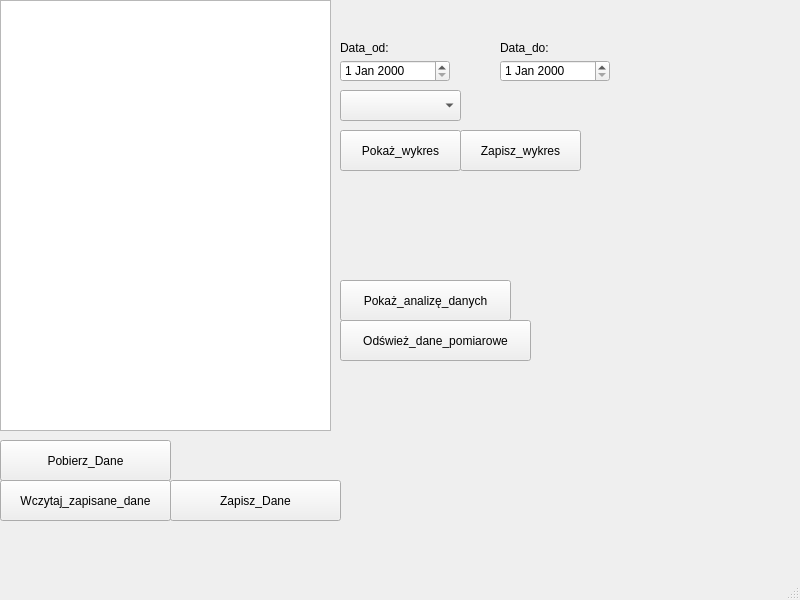
Old version of the form mainwindow.ui in the repository wersix/ProjrektJPO.
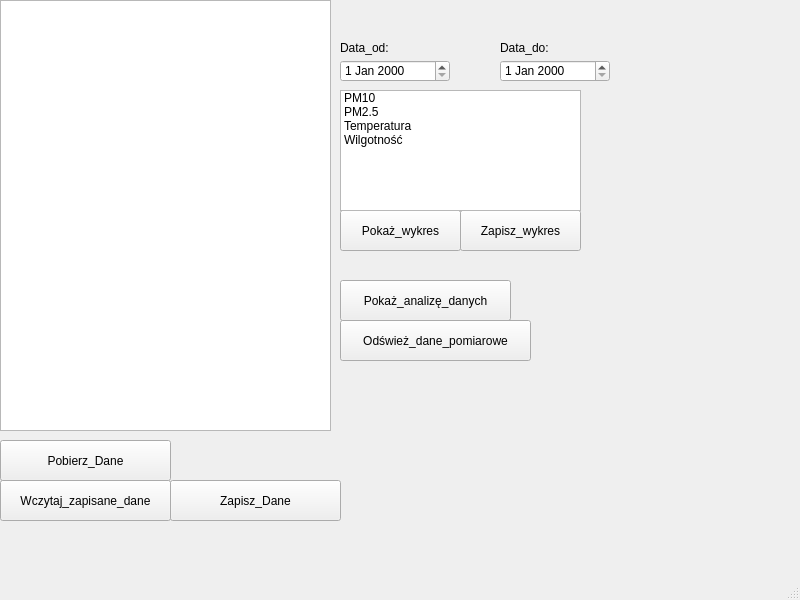
New version of the form.

Commit message: 1 próba używania ListWidgets

The edit to the form file:
```diff
--- a/mainwindow.ui
+++ b/mainwindow.ui
@@ -50,21 +50,11 @@
      <string>Wczytaj_zapisane_dane</string>
     </property>
    </widget>
-   <widget class="QComboBox" name="sensorComboBox">
-    <property name="geometry">
-     <rect>
-      <x>340</x>
-      <y>90</y>
-      <width>121</width>
-      <height>31</height>
-     </rect>
-    </property>
-   </widget>
    <widget class="QPushButton" name="drawButton">
     <property name="geometry">
      <rect>
       <x>340</x>
-      <y>130</y>
+      <y>210</y>
       <width>121</width>
       <height>41</height>
      </rect>
@@ -103,7 +93,7 @@
     <property name="geometry">
      <rect>
       <x>460</x>
-      <y>130</y>
+      <y>210</y>
       <width>121</width>
       <height>41</height>
      </rect>
@@ -171,6 +161,39 @@
      </rect>
     </property>
    </widget>
+   <widget class="QListWidget" name="paramListWidget">
+    <property name="geometry">
+     <rect>
+      <x>340</x>
+      <y>90</y>
+      <width>241</width>
+      <height>121</height>
+     </rect>
+    </property>
+    <property name="selectionMode">
+     <enum>QAbstractItemView::SelectionMode::MultiSelection</enum>
+    </property>
+    <item>
+     <property name="text">
+      <string>PM10</string>
+     </property>
+    </item>
+    <item>
+     <property name="text">
+      <string>PM2.5</string>
+     </property>
+    </item>
+    <item>
+     <property name="text">
+      <string>Temperatura</string>
+     </property>
+    </item>
+    <item>
+     <property name="text">
+      <string>Wilgotność</string>
+     </property>
+    </item>
+   </widget>
   </widget>
   <widget class="QMenuBar" name="menubar">
    <property name="geometry">
```
The commit also changes 2 other files.
